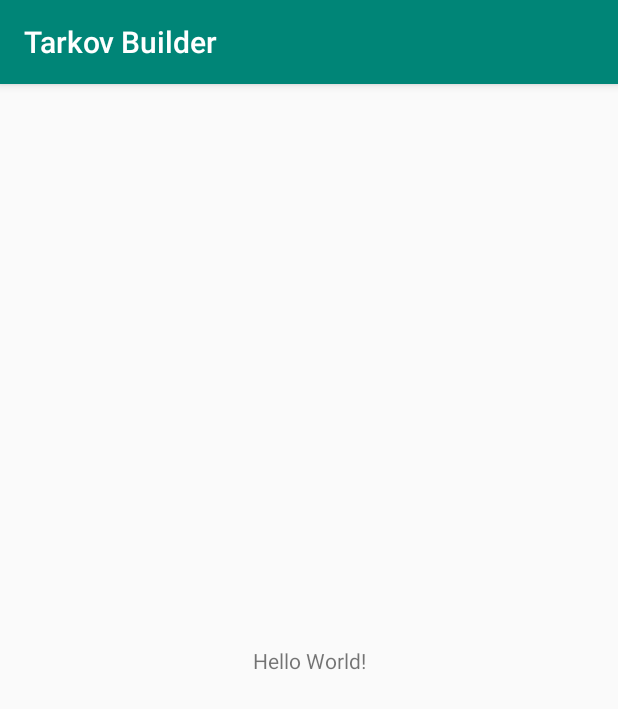
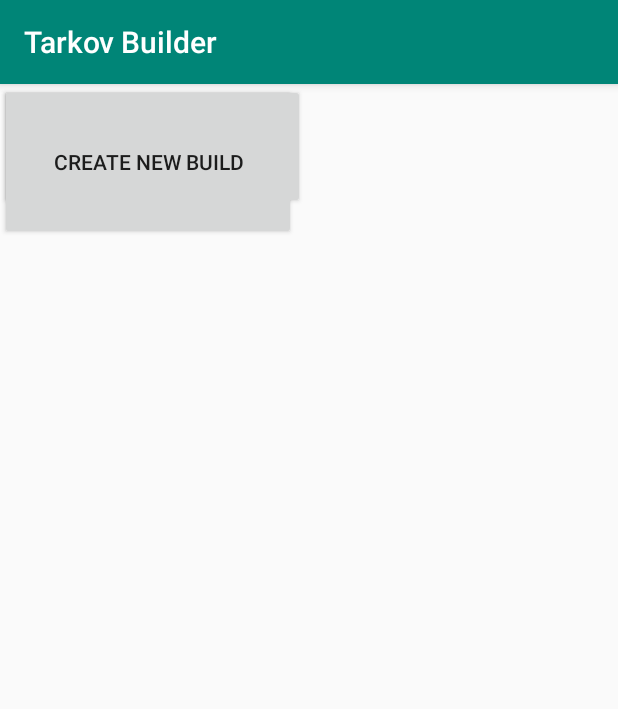
Before and after one commit to RoastedThirdofaMango/CS125-Tarkov-Builder, an Android app: the screen it shows after launch (MainActivity), on a phone screen of 412 x 824 dp. Shown: the top 709 px of the screen. Run offline under Robolectric (Android 15) with nearby library versions, the phone set to English and light mode, and no system bars.

```diff
--- a/app/build.gradle
+++ b/app/build.gradle
@@ -17,6 +17,10 @@ android {
             proguardFiles getDefaultProguardFile('proguard-android-optimize.txt'), 'proguard-rules.pro'
         }
     }
+    compileOptions {
+        sourceCompatibility JavaVersion.VERSION_1_8
+        targetCompatibility JavaVersion.VERSION_1_8
+    }
 }
 
 dependencies {
--- a/app/src/main/AndroidManifest.xml
+++ b/app/src/main/AndroidManifest.xml
@@ -16,6 +16,8 @@
                 <category android:name="android.intent.category.LAUNCHER" />
             </intent-filter>
         </activity>
+        <activity android:name=".newBuildActivity" />
+        <activity android:name=".oldBuildActivity" />
     </application>
 
 </manifest>
--- a/app/src/main/java/com/example/tarkovbuilder/MainActivity.java
+++ b/app/src/main/java/com/example/tarkovbuilder/MainActivity.java
@@ -2,7 +2,9 @@ package com.example.tarkovbuilder;
 
 import androidx.appcompat.app.AppCompatActivity;
 
+import android.content.Intent;
 import android.os.Bundle;
+import android.widget.Button;
 
 public class MainActivity extends AppCompatActivity {
 
@@ -10,5 +12,22 @@ public class MainActivity extends AppCompatActivity {
     protected void onCreate(Bundle savedInstanceState) {
         super.onCreate(savedInstanceState);
         setContentView(R.layout.activity_main);
+        setUpUI();
+    }
+
+    /**
+     *Sets up the UI.
+     */
+    private void setUpUI() {
+        Button newBuild = findViewById(R.id.createNewBuild);
+        newBuild.setOnClickListener(v -> {
+            Intent intent = new Intent(this, newBuildActivity.class);
+            startActivity(intent);
+        });
+        Button oldBuild = findViewById(R.id.accessOldBuild);
+        oldBuild.setOnClickListener(v -> {
+            Intent intent = new Intent(this, oldBuildActivity.class);
+            startActivity(intent);
+        });
     }
 }
--- /dev/null
+++ b/app/src/main/java/com/example/tarkovbuilder/oldBuildActivity.java
@@ -0,0 +1,4 @@
+package com.example.tarkovbuilder;
+
+public class oldBuildActivity {
+}
--- a/app/src/main/res/layout/activity_main.xml
+++ b/app/src/main/res/layout/activity_main.xml
@@ -6,13 +6,21 @@
     android:layout_height="match_parent"
     tools:context=".MainActivity">
 
-    <TextView
-        android:layout_width="wrap_content"
-        android:layout_height="wrap_content"
-        android:text="Hello World!"
-        app:layout_constraintBottom_toBottomOf="parent"
-        app:layout_constraintLeft_toLeftOf="parent"
-        app:layout_constraintRight_toRightOf="parent"
-        app:layout_constraintTop_toTopOf="parent" />
+    <Button
+        android:id="@+id/accessOldBuild"
+        android:layout_width="203dp"
+        android:layout_height="83dp"
+        android:text="ACCESS OLD BUILD"
+        tools:layout_editor_absoluteX="115dp"
+        tools:layout_editor_absoluteY="372dp" />
+
+    <Button
+        android:id="@+id/createNewBuild"
+        android:layout_width="197dp"
+        android:layout_height="104dp"
+        android:text="Create New Build"
+        android:visibility="visible"
+        tools:layout_editor_absoluteX="115dp"
+        tools:layout_editor_absoluteY="229dp" />
 
 </androidx.constraintlayout.widget.ConstraintLayout>
```
Also changed, not shown: app/src/main/java/com/example/tarkovbuilder/newBuildActivity.java (added, +35 -0 lines), app/src/main/res/layout/activity_new_build.xml (added, +13 -0 lines), app/src/main/res/values/strings.xml (+8 -0 lines).
